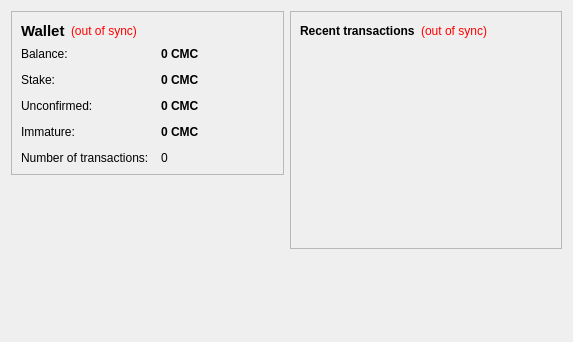
Before: the Qt Designer form src/qt/forms/overviewpage.ui in cosmoscoin/cosmoscoin, drawn with Qt 5.
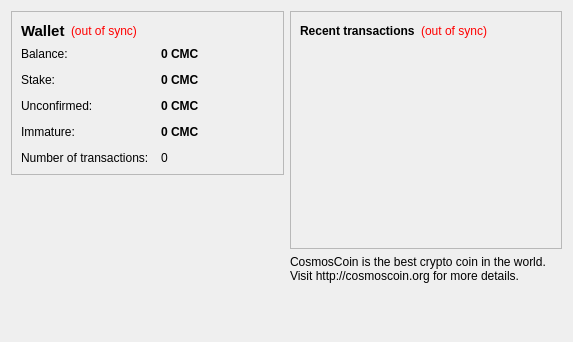
After: the same form once the commit is applied. Icons and pictures are not drawn.

```diff
--- a/src/qt/forms/overviewpage.ui
+++ b/src/qt/forms/overviewpage.ui
@@ -306,6 +306,14 @@
        </layout>
       </widget>
      </item>
+     <item>
+      <widget class="QLabel" name="label_CosmosCoin_Intro">
+       <property name="text">
+        <string>CosmosCoin is the best crypto coin in the world.
+Visit http://cosmoscoin.org for more details.</string>
+       </property>
+      </widget>
+     </item>
      <item>
       <spacer name="verticalSpacer_2">
        <property name="orientation">
```
Left out of the diff: 14 changed lines with no effect on the pictures.
